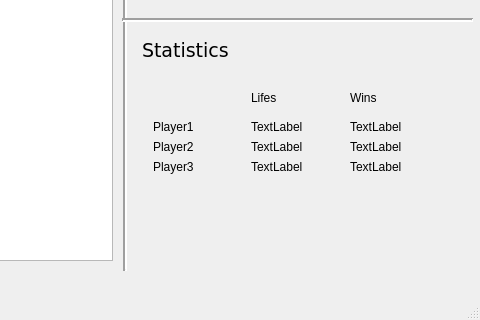
Qt form Mia/mainwindow.ui (ubuntdream/CompLingMachLearnProject2016) before a commit; both pictures show x 288 to 768 and y 217 to 537 of the 768 by 537 pixel window.
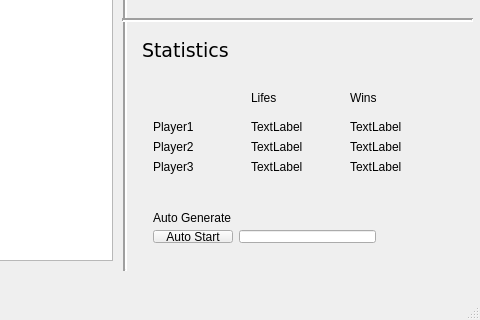
The same form after that commit.

The edit to the form file:
```diff
--- a/Mia/mainwindow.ui
+++ b/Mia/mainwindow.ui
@@ -397,6 +397,39 @@
      <bool>false</bool>
     </property>
    </widget>
+   <widget class="QWidget" name="">
+    <property name="geometry">
+     <rect>
+      <x>430</x>
+      <y>400</y>
+      <width>245</width>
+      <height>54</height>
+     </rect>
+    </property>
+    <layout class="QVBoxLayout" name="verticalLayout_7">
+     <item>
+      <widget class="QLabel" name="label_5">
+       <property name="text">
+        <string>Auto Generate</string>
+       </property>
+      </widget>
+     </item>
+     <item>
+      <layout class="QHBoxLayout" name="horizontalLayout_2">
+       <item>
+        <widget class="QPushButton" name="Auto_Start_Button">
+         <property name="text">
+          <string>Auto Start</string>
+         </property>
+        </widget>
+       </item>
+       <item>
+        <widget class="QLineEdit" name="Auto_Stepmax"/>
+       </item>
+      </layout>
+     </item>
+    </layout>
+   </widget>
   </widget>
   <widget class="QMenuBar" name="menuBar">
    <property name="geometry">
```
Left out of the diff: 2 changed lines with no effect on the pictures.
